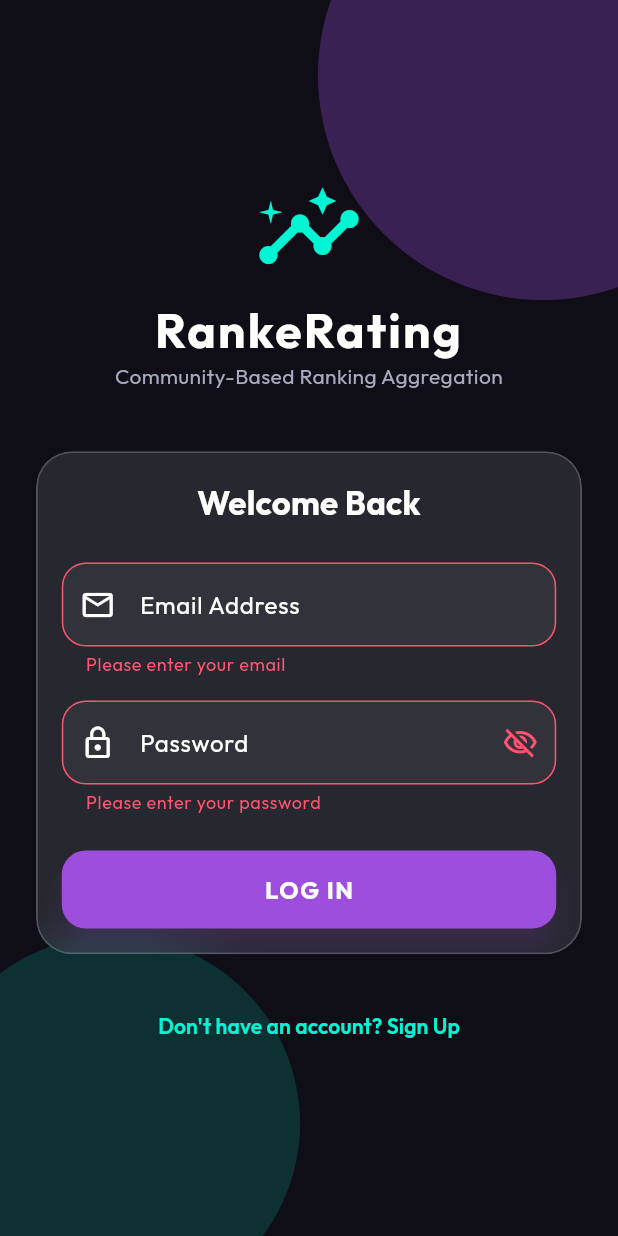
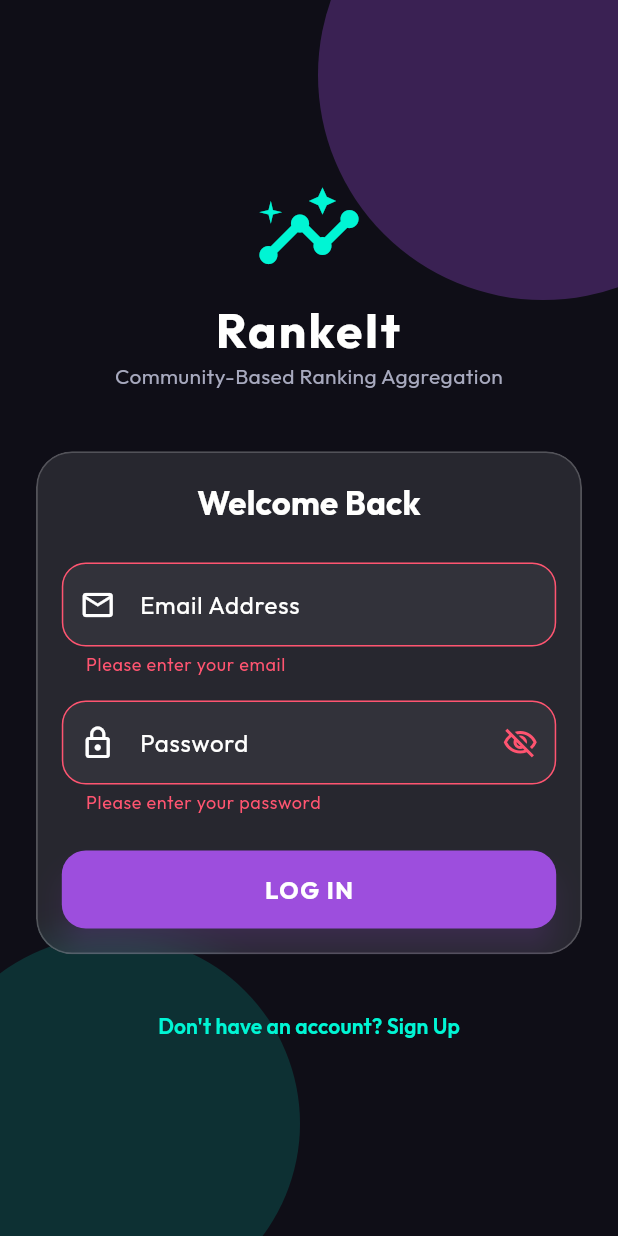
Before and after one commit to malsaaaa/RankIt, a Flutter app: the screen it shows after launch, after a tap on "LOG IN", on a phone screen of 412 x 824 dp. Run offline on Flutter 3.47's test engine with Material 3 defaults, Android fonts, the phone set to English and light mode, and no system bars; our stand-ins replace cached_network_image, cloud_firestore, firebase_auth, firebase_core, google_fonts, google_generative_ai and 1 more; accounts and stored records are empty.

Commit message:
Rename project title to RankeIt

```diff
--- a/lib/main.dart
+++ b/lib/main.dart
@@ -25,18 +25,18 @@ void main() async {
         ChangeNotifierProvider(create: (_) => AuthProvider()),
         ChangeNotifierProvider(create: (_) => RankingProvider()),
       ],
-      child: const RankeRatingApp(),
+      child: const RankeItApp(),
     ),
   );
 }
 
-class RankeRatingApp extends StatelessWidget {
-  const RankeRatingApp({super.key});
+class RankeItApp extends StatelessWidget {
+  const RankeItApp({super.key});
 
   @override
   Widget build(BuildContext context) {
     return MaterialApp(
-      title: 'RankeRating',
+      title: 'RankeIt',
       debugShowCheckedModeBanner: false,
       theme: AppTheme.darkTheme,
       home: const AuthCheckWrapper(),
--- a/lib/services/gemini_service.dart
+++ b/lib/services/gemini_service.dart
@@ -34,7 +34,7 @@ class GeminiService {
       }).join('\n');
 
       final prompt = """
-You are an expert pop-culture and ranking data analyst for RankeRating, a community aggregation platform.
+You are an expert pop-culture and ranking data analyst for RankeIt, a community aggregation platform.
 Analyze the following community ranking leaderboard data:
 
 Topic: "$listTitle"
--- a/lib/views/home_screen.dart
+++ b/lib/views/home_screen.dart
@@ -53,7 +53,7 @@ class _HomeScreenState extends State<HomeScreen> {
             const Icon(Icons.insights_rounded, color: AppColors.accent, size: 28),
             const SizedBox(width: 8),
             Text(
-              'RankeRating',
+              'RankeIt',
               style: Theme.of(context).textTheme.titleLarge?.copyWith(
                 fontWeight: FontWeight.w800,
                 letterSpacing: 0.8,
--- a/lib/views/login_screen.dart
+++ b/lib/views/login_screen.dart
@@ -107,7 +107,7 @@ class _LoginScreenState extends State<LoginScreen> {
                     ),
                     const SizedBox(height: 12),
                     Text(
-                      'RankeRating',
+                      'RankeIt',
                       style: Theme.of(context).textTheme.titleLarge?.copyWith(
                         fontSize: 32,
                         letterSpacing: 1.5,
--- a/pubspec.yaml
+++ b/pubspec.yaml
@@ -1,4 +1,4 @@
-name: rankerating
+name: rankeit
 description: "A new Flutter project."
 # The following line prevents the package from being accidentally published to
 # pub.dev using `flutter pub publish`. This is preferred for private packages.
```
Also changed, not shown: 4 other files.
